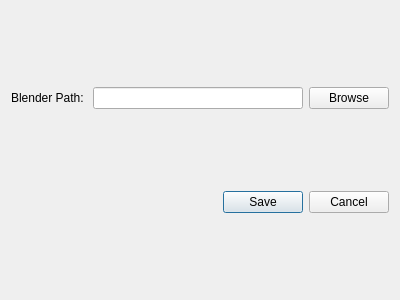
Before: the Qt Designer form Data/EditorFiles/SettingsDialog.ui in griusfux/conceptrpg2, drawn with Qt 5.
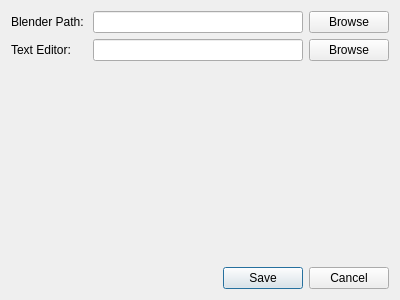
After: the same form once the commit is applied.

Commit message: Editor:   * Adding the ability to open a package's Python file in a text editor (settable in the Settings dialog)   * Adding Status editor.

The edit to the form file:
```diff
--- a/Data/EditorFiles/SettingsDialog.ui
+++ b/Data/EditorFiles/SettingsDialog.ui
@@ -23,7 +23,7 @@
        </property>
       </widget>
      </item>
-     <item row="0" column="2">
+     <item row="0" column="1">
       <layout class="QHBoxLayout" name="horizontalLayout">
        <item>
         <widget class="QLineEdit" name="blender_path"/>
@@ -37,6 +37,40 @@
        </item>
       </layout>
      </item>
+     <item row="1" column="0">
+      <widget class="QLabel" name="label_2">
+       <property name="text">
+        <string>Text Editor:</string>
+       </property>
+      </widget>
+     </item>
+     <item row="2" column="0">
+      <spacer name="verticalSpacer">
+       <property name="orientation">
+        <enum>Qt::Vertical</enum>
+       </property>
+       <property name="sizeHint" stdset="0">
+        <size>
+         <width>20</width>
+         <height>40</height>
+        </size>
+       </property>
+      </spacer>
+     </item>
+     <item row="1" column="1">
+      <layout class="QHBoxLayout" name="horizontalLayout_2">
+       <item>
+        <widget class="QLineEdit" name="text_editor_path"/>
+       </item>
+       <item>
+        <widget class="QPushButton" name="tebrowsebutton">
+         <property name="text">
+          <string>Browse</string>
+         </property>
+        </widget>
+       </item>
+      </layout>
+     </item>
     </layout>
    </item>
    <item row="1" column="0">
```
Left out of the diff: 45 changed lines with no effect on the pictures. The commit also changes 9 other files.
